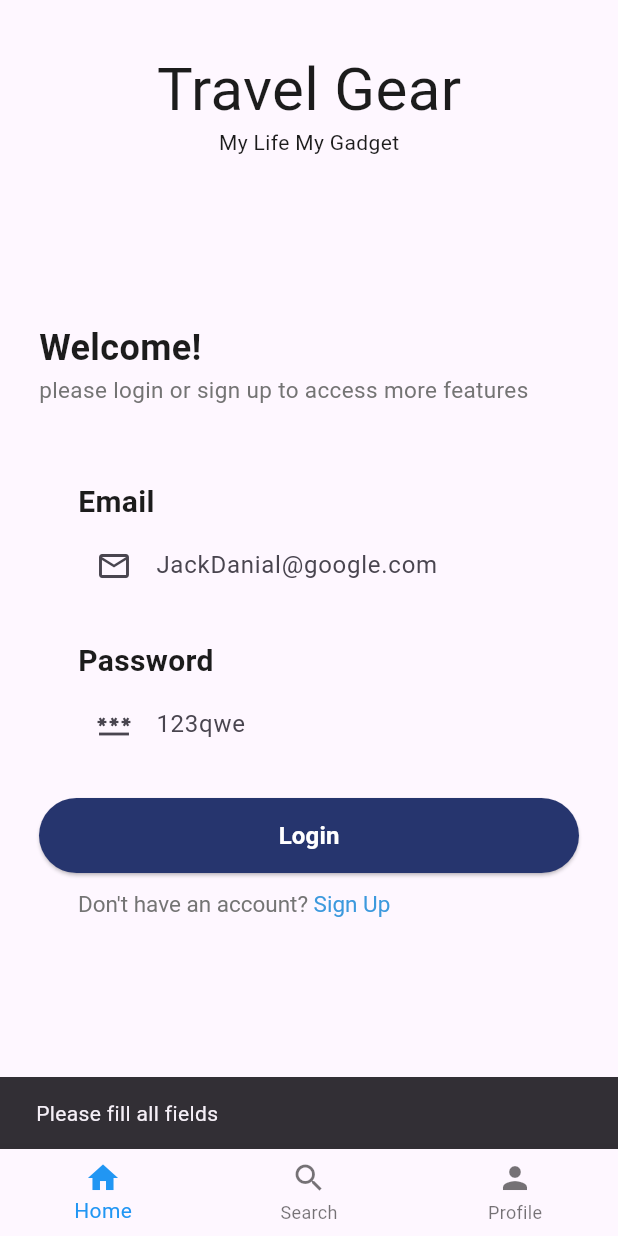
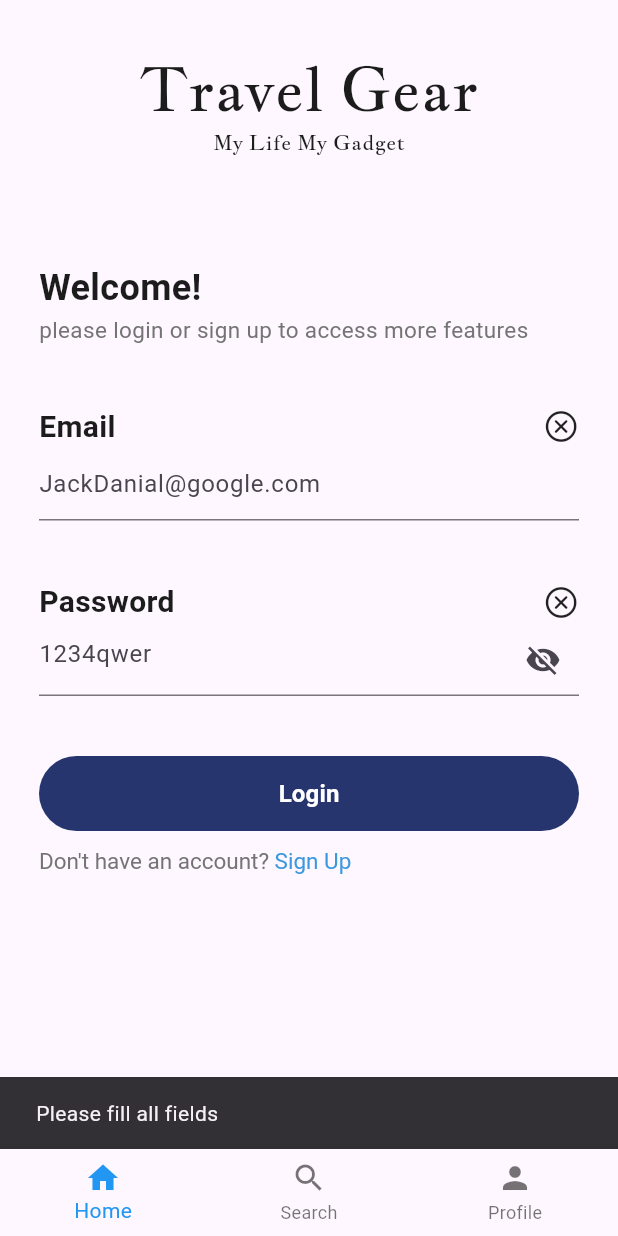
Before and after one commit to mostafaHossamEldin/Flutter-E-Commerce, a Flutter app: the Login screen opened by its route, after a tap on "Login", on a phone screen of 412 x 824 dp. Run offline on Flutter 3.47's test engine with Material 3 defaults, Android fonts, the phone set to English and light mode, and no system bars; our stand-ins replace cloud_firestore, firebase_auth, firebase_core, flutter_hooks, go_router, google_fonts; accounts and stored records are empty; network calls fail.

Commit message:
Fixed  signin and signup structure and added some components

```diff
--- /dev/null
+++ b/lib/components/navBar.dart
@@ -0,0 +1,28 @@
+import 'package:flutter/material.dart';
+import 'package:flutter/cupertino.dart';
+
+class CustomNavBar extends StatelessWidget {
+  @override
+  Widget build(BuildContext context) {
+    return BottomNavigationBar(
+      items: const [
+        BottomNavigationBarItem(
+          icon: Icon(CupertinoIcons.home),
+          label: 'Home',
+        ),
+        BottomNavigationBarItem(
+          icon: Icon(CupertinoIcons.cart),
+          label: 'Cart',
+        ),
+        BottomNavigationBarItem(
+          icon: Icon(CupertinoIcons.bell),
+          label: 'Notification',
+        ),
+        BottomNavigationBarItem(
+          icon: Icon(CupertinoIcons.person),
+          label: 'Profile',
+        ),
+      ],
+    );
+  }
+}
--- /dev/null
+++ b/lib/components/primaryButton.dart
@@ -0,0 +1,43 @@
+import 'package:flutter/material.dart';
+import 'package:flutter_hooks/flutter_hooks.dart';
+
+class CustomPrimaryButton extends HookWidget {
+  final String text;
+  final void Function() onPressed;
+  final double width;
+  final double height;
+
+  CustomPrimaryButton({
+    required this.text,
+    required this.onPressed,
+    required this.width,
+    required this.height,
+  });
+
+  @override
+  Widget build(BuildContext context) {
+    return TextButton(
+        onPressed: onPressed,
+        child: Text(
+          text,
+          style: const TextStyle(
+            color: Colors.white,
+            fontSize: 16,
+            fontWeight: FontWeight.bold,
+          ),
+        ),
+        style: ButtonStyle(
+          backgroundColor: MaterialStateProperty.all<Color>(
+            const Color.fromRGBO(38, 53, 110, 1),
+          ),
+          minimumSize: MaterialStateProperty.all<Size>(
+            Size(width, height),
+          ),
+          shape: MaterialStateProperty.all<RoundedRectangleBorder>(
+            RoundedRectangleBorder(
+              borderRadius: BorderRadius.circular(30),
+            ),
+          ),
+        ));
+  }
+}
--- /dev/null
+++ b/lib/components/textfield.dart
@@ -0,0 +1,73 @@
+import 'package:flutter/cupertino.dart';
+import 'package:flutter/material.dart';
+import 'package:flutter_hooks/flutter_hooks.dart';
+
+class CustomTextfield extends HookWidget {
+  final String fieldName;
+  final String hintText;
+  final bool isPassword;
+  final TextEditingController controller;
+  final bool Function(String?) isValid;
+
+  CustomTextfield({
+    required this.fieldName,
+    required this.hintText,
+    required this.isPassword,
+    required this.controller,
+    required this.isValid,
+  });
+
+  @override
+  Widget build(BuildContext context) {
+    final showPassword = useState(!isPassword);
+    final text = useState(controller.text);
+
+    return Column(
+      crossAxisAlignment: CrossAxisAlignment.start,
+      children: [
+        Row(
+          mainAxisAlignment: MainAxisAlignment.spaceBetween,
+          children: [
+            Text(
+              fieldName,
+              style: const TextStyle(
+                fontSize: 20,
+                fontWeight: FontWeight.bold,
+                color: Color(0xFF1C1C1C),
+              ),
+            ),
+            isValid(text.value)
+                ? const Icon(CupertinoIcons.checkmark_alt_circle)
+                : const Icon(
+                    CupertinoIcons.clear_circled,
+                  ),
+          ],
+        ),
+        TextField(
+          controller: controller,
+          obscureText: isPassword && !showPassword.value,
+          onChanged: (value) {
+            text.value = value;
+          },
+          decoration: InputDecoration(
+            alignLabelWithHint: true,
+            hintText: hintText,
+            suffixIcon: isPassword
+                ? IconButton(
+                    padding: EdgeInsets.zero,
+                    icon: Icon(
+                      showPassword.value
+                          ? Icons.visibility
+                          : Icons.visibility_off,
+                    ),
+                    onPressed: () {
+                      showPassword.value = !showPassword.value;
+                    },
+                  )
+                : null,
+          ),
+        ),
+      ],
+    );
+  }
+}
--- a/lib/main.dart
+++ b/lib/main.dart
@@ -8,6 +8,7 @@ import 'pages/login.dart';
 import 'pages/signUp.dart';
 import 'package:firebase_core/firebase_core.dart';
 import 'firebase_options.dart';
+import './components/navBar.dart';
 
 // ...
 
--- a/lib/pages/login.dart
+++ b/lib/pages/login.dart
@@ -6,28 +6,25 @@ import 'dart:ui';
 import 'package:go_router/go_router.dart';
 
 import '../user_auth/firebase_auth_services.dart';
+import '../components/textfield.dart';
+import '../components/primaryButton.dart';
 
 class Login extends StatelessWidget {
   final TextEditingController _emailController = TextEditingController();
   final TextEditingController _passwordController = TextEditingController();
   final FirebaseAuthServices _auth = FirebaseAuthServices();
 
-
   @override
   Widget build(BuildContext context) {
     return Scaffold(
-      body:
-       Container(
+      body: Container(
         padding: EdgeInsets.fromLTRB(26, 33, 26, 0),
-        child:
-        SingleChildScrollView(
+        child: SingleChildScrollView(
           child: Column(
             mainAxisAlignment: MainAxisAlignment.start,
             crossAxisAlignment: CrossAxisAlignment.start,
             children: [
-              Container(
-                margin: EdgeInsets.fromLTRB(0, 0, 0, 110),
-                child: Row(
+              const Row(
                 mainAxisAlignment: MainAxisAlignment.center,
                 children: [
                   Column(
@@ -35,6 +32,7 @@ class Login extends StatelessWidget {
                       Text(
                         'Travel Gear',
                         style: TextStyle(
+                          fontFamily: 'CustomFont',
                           fontWeight: FontWeight.w400,
                           fontSize: 40,
                           height: 1.3,
@@ -44,6 +42,7 @@ class Login extends StatelessWidget {
                       Text(
                         'My Life My Gadget',
                         style: TextStyle(
+                          fontFamily: 'CustomFont',
                           fontWeight: FontWeight.w400,
                           fontSize: 14,
                           color: Color(0xFF1C1C1C),
@@ -53,10 +52,8 @@ class Login extends StatelessWidget {
                   ),
                 ],
               ),
-              ),
-              Container(
-                margin: EdgeInsets.fromLTRB(0, 0, 0, 50),
-                child: Column(
+              const SizedBox(height: 70),
+              const Column(
                 mainAxisAlignment: MainAxisAlignment.start,
                 crossAxisAlignment: CrossAxisAlignment.start,
                 children: [
@@ -78,85 +75,59 @@ class Login extends StatelessWidget {
                   ),
                 ],
               ),
+              const SizedBox(height: 40),
+              CustomTextfield(
+                fieldName: 'Email',
+                hintText: 'JackDanial@google.com',
+                isPassword: false,
+                controller: _emailController,
+                isValid: (value) {
+                  if (RegExp(r'^[\w-\.]+@([\w-]+\.)+[\w-]{2,4}$')
+                          .matchAsPrefix(value.toString()) ==
+                      null) {
+                    return false;
+                  }
+                  return true;
+                },
               ),
-              Container(
-                margin: EdgeInsets.fromLTRB(26, 0, 36, 21),
-                child: Column(
-                  mainAxisAlignment: MainAxisAlignment.start,
-                  crossAxisAlignment: CrossAxisAlignment.start,
-                  children: [
-                    Align(
-                      alignment: Alignment.topLeft,
-                      child: Text(
-                        'Email',
-                        style: TextStyle(
-                          fontWeight: FontWeight.w700,
-                          fontSize: 20,
-                          color: Color(0xFF1C1C1C),
+              const SizedBox(height: 40),
+              CustomTextfield(
+                fieldName: 'Password',
+                hintText: '1234qwer',
+                isPassword: true,
+                controller: _passwordController,
+                isValid: (value) {
+                  if (value == null || value.isEmpty || value.length < 8) {
+                    return false;
+                  }
+                  return true;
+                },
               ),
-                      ),
-                    ),
-                    TextField(
-                      controller: _emailController,
-                      decoration: InputDecoration(
-                          hintText: "JackDanial@google.com",
-                          border: OutlineInputBorder(
-                              borderRadius: BorderRadius.circular(18),
-                              borderSide: BorderSide.none),
-                          prefixIcon: const Icon(Icons.email_outlined)),
-                    ),
-                  ],
-                ),
-              ),
-              Container(
-                margin: EdgeInsets.fromLTRB(26, 0, 36, 21),
-                child: Column(
-                  mainAxisAlignment: MainAxisAlignment.start,
-                  crossAxisAlignment: CrossAxisAlignment.start,
-                  children: [
-                    Align(
-                      alignment: Alignment.topLeft,
-                      child: Text(
-                        'Password',
-                        style: TextStyle(
-                          fontWeight: FontWeight.w700,
-                          fontSize: 20,
-                          color: Color(0xFF1C1C1C),
-                        ),
-                      ),
-                    ),
-                    TextField(
-                      controller: _passwordController,
-                      decoration: InputDecoration(
-                        hintText: "123qwe",
-                        border: OutlineInputBorder(
-                            borderRadius: BorderRadius.circular(18),
-                            borderSide: BorderSide.none),
-                        prefixIcon: const Icon(Icons.password),
-                      ),
-                      obscureText: true,
-                    ),
-                  ],
-                ),
-              ),
-              Container(
-                margin: EdgeInsets.fromLTRB(0, 0, 0, 11),
-                child: ElevatedButton(
+              const SizedBox(height: 40),
+              CustomPrimaryButton(
+                text: "Login",
+                height: 50,
+                width: double.infinity,
                 onPressed: () async {
                   showDialog(
                     context: context,
                     barrierDismissible: false,
                     builder: (BuildContext context) {
-                        return Center(
+                      return const Center(
                         child: CircularProgressIndicator(),
                       );
                     },
                   );
                   var email = _emailController.text;
                   var password = _passwordController.text;
-                    if (email.isEmpty || password.isEmpty) {
+                  if (email.isEmpty ||
+                      password.isEmpty ||
+                      RegExp(r'^[\w-\.]+@([\w-]+\.)+[\w-]{2,4}$')
+                              .matchAsPrefix(email) ==
+                          null ||
+                      password.length < 8) {
                     ScaffoldMessenger.of(context).showSnackBar(
-                        SnackBar(
+                      const SnackBar(
                         content: Text('Please fill all fields'),
                       ),
                     );
@@ -167,6 +138,12 @@ class Login extends StatelessWidget {
                     if (user != null) {
                       print('User Logged In!');
                       context.goNamed('home');
+                    } else {
+                      ScaffoldMessenger.of(context).showSnackBar(
+                        const SnackBar(
+                          content: Text('User not found'),
+                        ),
+                      );
                     }
                   } catch (e) {
                     ScaffoldMessenger.of(context).showSnackBar(
@@ -179,30 +156,9 @@ class Login extends StatelessWidget {
                     Navigator.of(context).pop();
                   }
                 },
-                  child: Align(
-                    alignment: Alignment.center,
-                    child: Container(
-                      padding: EdgeInsets.fromLTRB(0, 13.5, 0, 13.5),
-                      child: Text(
-                        'Login',
-                        style: TextStyle(
-                          fontWeight: FontWeight.w700,
-                          fontSize: 16,
-                          color: Color(0xFFFFFFFF),
               ),
-                      ),
-                    ),
-                  ),
-                  style: ElevatedButton.styleFrom(
-                    backgroundColor: Color(0xFF26356E),
-                    shape: RoundedRectangleBorder(
-                      borderRadius: BorderRadius.circular(50),
-                    ),
-                  ),
-                ),
-              ),
+              const SizedBox(height: 10),
               Container(
-                margin: EdgeInsets.fromLTRB(26, 0, 26, 57),
                 child: Align(
                   alignment: Alignment.topLeft,
                   child: RichText(
```
Also changed, not shown: pubspec.yaml (+8 -1 lines), assets/fonts/JacquesFrancois-Regular.ttf (added), pubspec.lock. Lines whose indentation alone changed are shown as unchanged.
